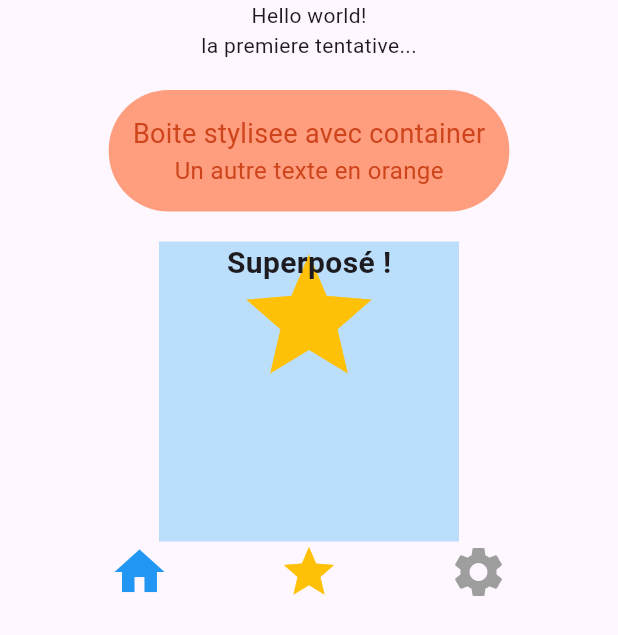
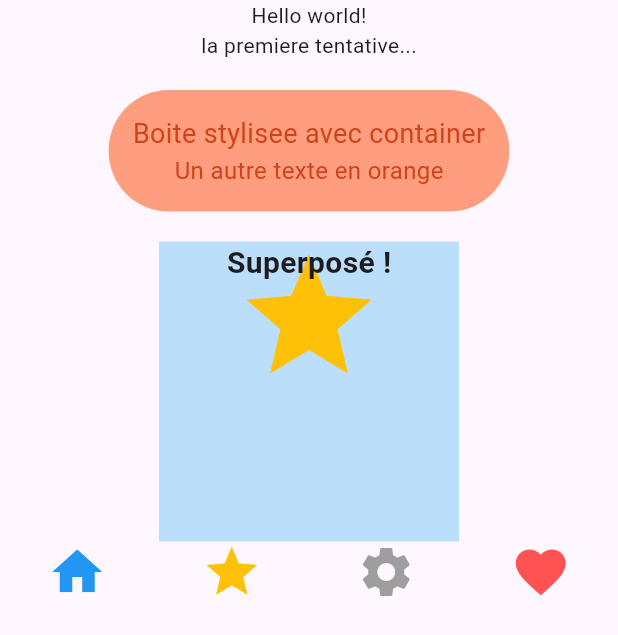
Before and after one commit to zakariadjellouli/flutter_app_widgets_base, a Flutter app: the screen it shows after launch, on a phone screen of 412 x 824 dp. Shown: the top 635 px of the screen. Run offline on Flutter 3.47's test engine with Material 3 defaults, Android fonts, the phone set to English and light mode, and no system bars.

Commit message:
Etape 5 : question 2/3 - changer MainAxisAlignment a spaceAround et ajouter une 4eme icon

```diff
--- a/lib/main.dart
+++ b/lib/main.dart
@@ -54,12 +54,13 @@ class MainApp extends StatelessWidget {
                 ],
               ),
               Row(
-                mainAxisAlignment: MainAxisAlignment.spaceEvenly,
+                mainAxisAlignment: MainAxisAlignment.spaceAround,
                 crossAxisAlignment: CrossAxisAlignment.center,
                 children: [
                   Icon(Icons.home, color: Colors.blue, size: 40),
                   Icon(Icons.star, color: Colors.amber, size: 40),
                   Icon(Icons.settings, color: Colors.grey, size: 40),
+                  Icon(Icons.favorite, color: Colors.redAccent, size: 40),
                 ],
               ),
             ],
```
